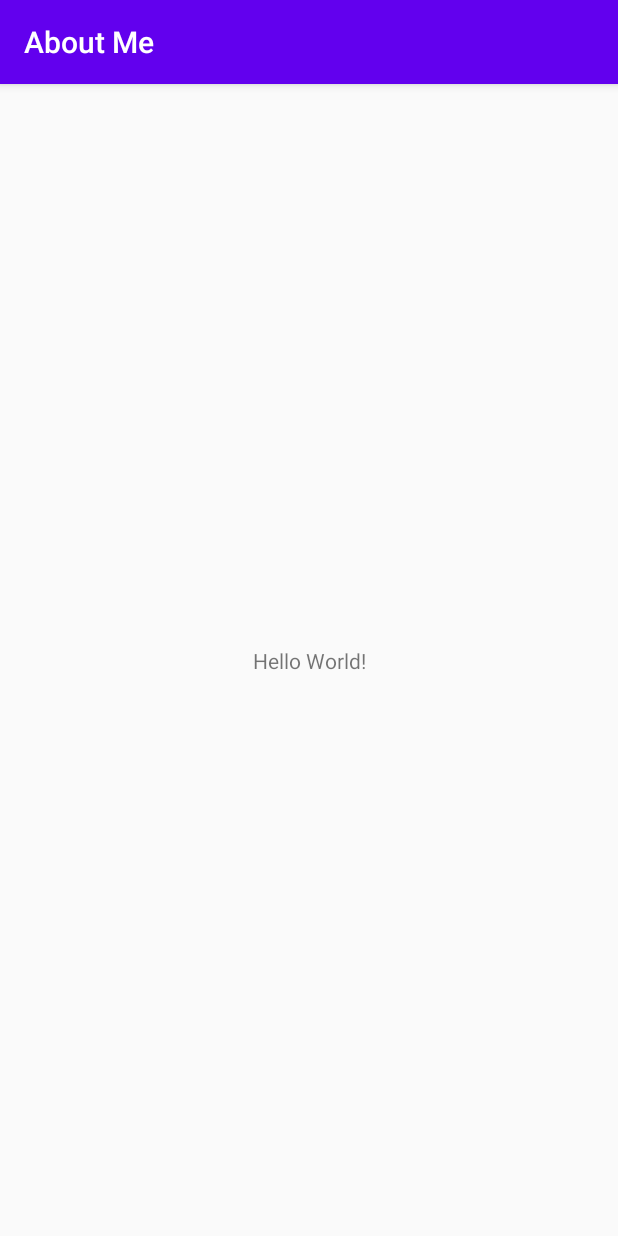
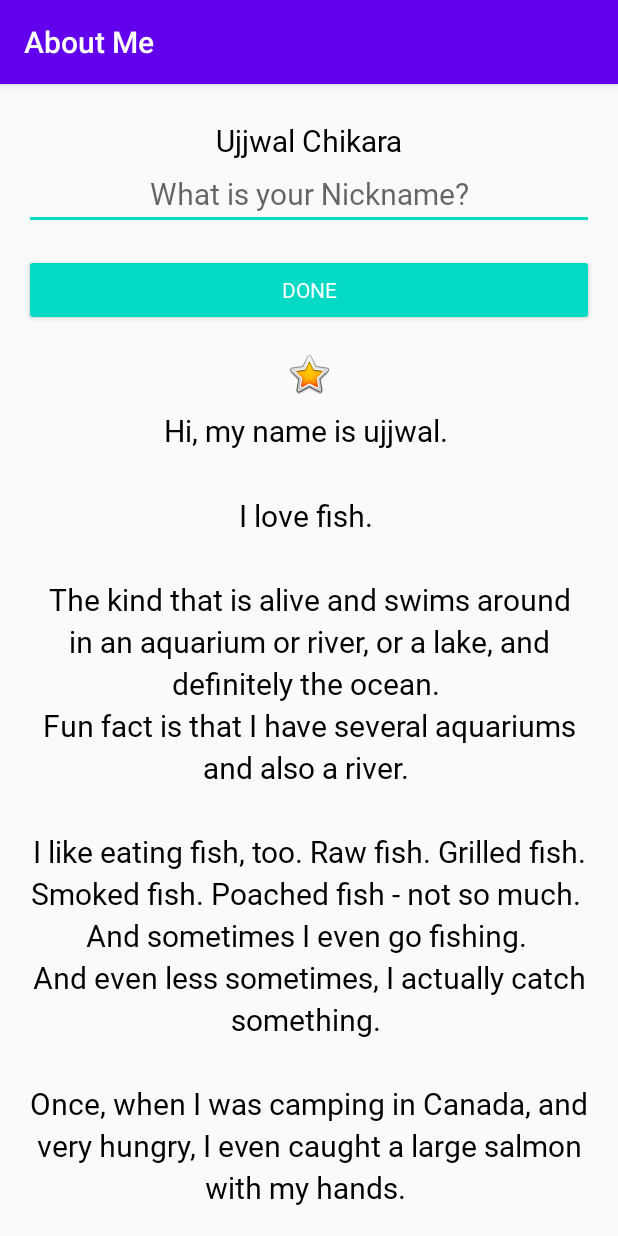
Before and after one commit to ujjwalkumar12/About-Me, an Android app: the screen it shows after launch (MainActivity), on a phone screen of 412 x 824 dp. Run offline under Robolectric (Android 15) with nearby library versions, the phone set to English and light mode, and no system bars.

Commit message:
without databinding

```diff
--- a/app/src/main/java/com/example/aboutme/MainActivity.kt
+++ b/app/src/main/java/com/example/aboutme/MainActivity.kt
@@ -1,11 +1,36 @@
 package com.example.aboutme
 
+import android.content.Context
 import androidx.appcompat.app.AppCompatActivity
 import android.os.Bundle
+import android.view.View
+import android.view.inputmethod.InputMethod
+import android.view.inputmethod.InputMethodManager
+import android.widget.Button
+import android.widget.EditText
+import android.widget.TextView
 
 class MainActivity : AppCompatActivity() {
     override fun onCreate(savedInstanceState: Bundle?) {
         super.onCreate(savedInstanceState)
         setContentView(R.layout.activity_main)
+        findViewById<Button>(R.id.done_button).setOnClickListener{
+            addNickname(it)
+        }
+    }
+
+    private fun addNickname(view: View){
+        val editText = findViewById<EditText>(R.id.nickname_edit)
+        val nicknameTextView = findViewById<TextView>(R.id.nickname_text)
+
+        nicknameTextView.text = editText.text
+        editText.visibility = View.GONE
+        view.visibility = View.GONE
+        nicknameTextView.visibility = View.VISIBLE
+
+        //Hide the keyboard
+        val im = getSystemService(Context.INPUT_METHOD_SERVICE) as InputMethodManager
+        im.hideSoftInputFromWindow(view.windowToken,0)
+
     }
 }
--- a/app/src/main/res/layout/activity_main.xml
+++ b/app/src/main/res/layout/activity_main.xml
@@ -1,18 +1,71 @@
 <?xml version="1.0" encoding="utf-8"?>
-<androidx.constraintlayout.widget.ConstraintLayout xmlns:android="http://schemas.android.com/apk/res/android"
+<LinearLayout xmlns:android="http://schemas.android.com/apk/res/android"
     xmlns:app="http://schemas.android.com/apk/res-auto"
     xmlns:tools="http://schemas.android.com/tools"
     android:layout_width="match_parent"
     android:layout_height="match_parent"
+    android:layout_marginTop="@dimen/layout_margin"
+    android:orientation="vertical"
+    android:paddingLeft="@dimen/padding"
+    android:paddingRight="@dimen/padding"
     tools:context=".MainActivity">
 
     <TextView
-        android:layout_width="wrap_content"
+        android:id="@+id/name_text"
+        style="@style/NameStyle"
+        android:layout_width="match_parent"
         android:layout_height="wrap_content"
-        android:text="Hello World!"
-        app:layout_constraintBottom_toBottomOf="parent"
-        app:layout_constraintLeft_toLeftOf="parent"
-        app:layout_constraintRight_toRightOf="parent"
-        app:layout_constraintTop_toTopOf="parent" />
+        android:gravity="center_horizontal"
+        android:text="@string/name"
+        android:textAlignment="center" />
 
-</androidx.constraintlayout.widget.ConstraintLayout>
+    <EditText
+        android:id="@+id/nickname_edit"
+        style="@style/NameStyle"
+        android:layout_width="match_parent"
+        android:layout_height="wrap_content"
+        android:ems="10"
+        android:hint="@string/what_is_your_nickname"
+        android:inputType="textPersonName" />
+
+    <Button
+        android:id="@+id/done_button"
+        style="@style/Widget.AppCompat.Button.Colored"
+        android:layout_width="match_parent"
+        android:layout_height="wrap_content"
+        android:layout_gravity="center_horizontal"
+        android:layout_marginTop="@dimen/layout_margin"
+        android:fontFamily="@font/roboto"
+        android:text="@string/done" />
+
+    <TextView
+        android:id="@+id/nickname_text"
+        style="@style/NameStyle"
+        android:layout_width="match_parent"
+        android:layout_height="wrap_content"
+        android:layout_marginTop="@dimen/layout_margin"
+        android:paddingTop="@dimen/small_pading"
+        android:visibility="gone" />
+
+    <ImageView
+        android:id="@+id/star_image"
+        android:layout_width="match_parent"
+        android:layout_height="wrap_content"
+        android:contentDescription="@string/yellowstar"
+        android:paddingTop="@dimen/layout_margin"
+        app:srcCompat="@android:drawable/btn_star_big_on" />
+
+    <ScrollView
+        android:id="@+id/bio_scroll"
+        android:layout_width="match_parent"
+        android:layout_height="match_parent">
+
+        <TextView
+            android:id="@+id/bio_text"
+            style="@style/NameStyle"
+            android:layout_width="match_parent"
+            android:layout_height="wrap_content"
+            android:lineSpacingMultiplier="1.2"
+            android:text="@string/long_text" />
+    </ScrollView>
+</LinearLayout>
--- /dev/null
+++ b/app/src/main/res/values/dimens.xml
@@ -0,0 +1,8 @@
+<?xml version="1.0" encoding="utf-8"?>
+<resources>
+    <dimen name="text_size">20sp</dimen>
+    <dimen name="small_pading">8dp</dimen>
+    <dimen name="medium_pading">16dp</dimen>
+    <dimen name="layout_margin">16dp</dimen>
+    <dimen name="padding">16dp</dimen>
+</resources>
--- a/app/src/main/res/values/strings.xml
+++ b/app/src/main/res/values/strings.xml
@@ -1,3 +1,17 @@
 <resources>
     <string name="app_name">About Me</string>
+    <string name="name">Ujjwal Chikara</string>
+    <string name="yellowstar">yellow_star</string>
+    <string name="long_text">Hi, my name is ujjwal.
+\n\nI love fish.
+\n\nThe kind that is alive and swims around in an aquarium or river, or a lake, and definitely the ocean.
+\nFun fact is that I have several aquariums and also a river.
+\n\nI like eating fish, too. Raw fish. Grilled fish. Smoked fish. Poached fish - not so much.
+\nAnd sometimes I even go fishing.
+\nAnd even less sometimes, I actually catch something.
+\n\nOnce, when I was camping in Canada, and very hungry, I even caught a large salmon with my hands.
+\n\nI\'ll be happy to teach you how to make your own aquarium.
+\nYou should ask someone else about fishing, though.\n\n</string>
+    <string name="what_is_your_nickname">What is your Nickname?</string>
+    <string name="done">Done</string>
 </resources>
--- a/app/src/main/res/values/styles.xml
+++ b/app/src/main/res/values/styles.xml
@@ -7,4 +7,12 @@
         <item name="colorAccent">@color/colorAccent</item>
     </style>
 
+    <style name="NameStyle">
+        <item name="android:fontFamily">@font/roboto</item>
+        <item name="android:gravity">center_horizontal</item>
+        <item name="android:paddingTop">@dimen/small_pading</item>
+        <item name="android:textColor">@android:color/black</item>
+        <item name="android:textSize">@dimen/text_size</item>
+    </style>
+
 </resources>
```
Also changed, not shown: app/src/main/res/font/roboto.ttf (added).
